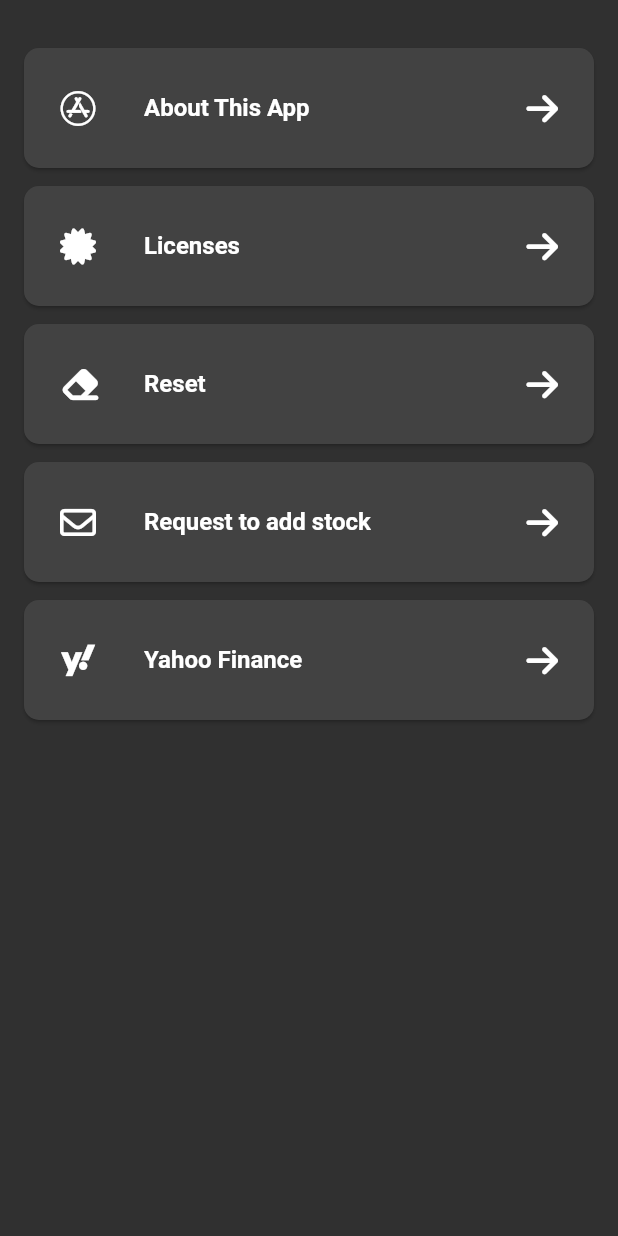
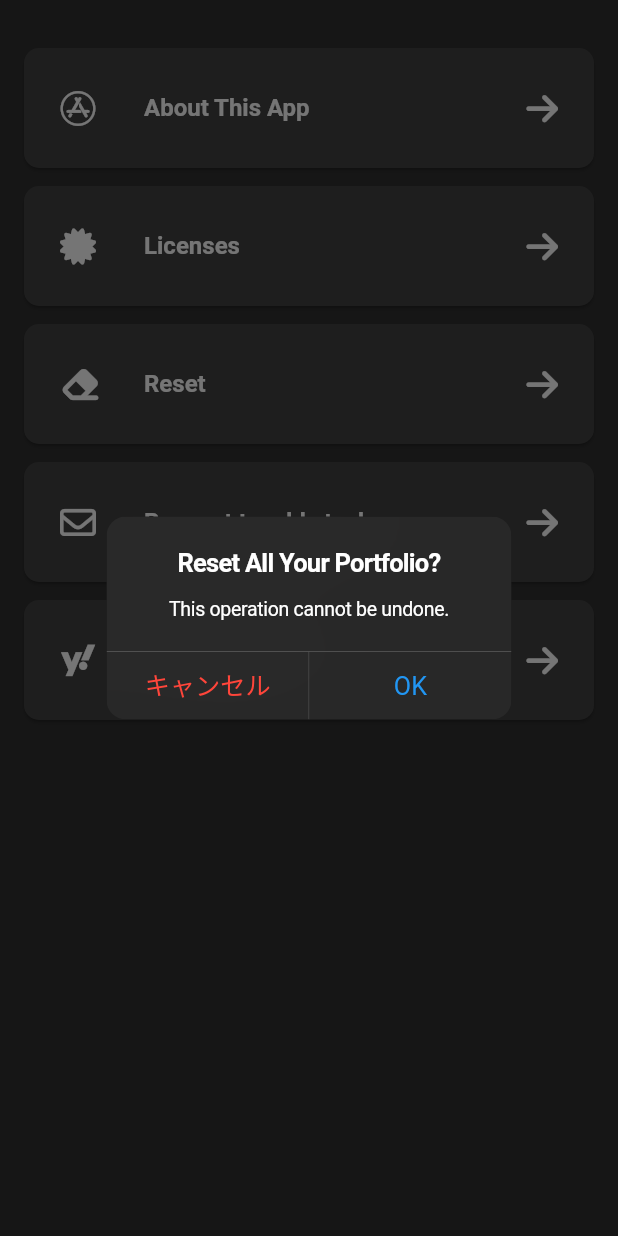
Before and after one commit to kolbe-ryo/income-life, a Flutter app: the SettingsPage screen opened directly, after a tap on "Reset", on a phone screen of 412 x 824 dp. Run offline on Flutter 3.47's test engine with Material 2 defaults, Android fonts, the phone set to English and light mode, and no system bars; our stand-ins replace flutter_slidable, font_awesome_flutter, freezed_annotation, get_it, google_mobile_ads, shared_preferences and 2 more; missing offline and left inert: flutter_state_notifier, gsheets, simple_logger; accounts and stored records are empty.

```diff
--- a/lib/data/dao/local_repository_dao.dart
+++ b/lib/data/dao/local_repository_dao.dart
@@ -2,10 +2,10 @@
 import 'dart:convert';
 
 // Package imports:
-import 'package:income_life/util/logger.dart';
 import 'package:shared_preferences/shared_preferences.dart';
 
 // Project imports:
+import '../../util/logger.dart';
 import '../interface/local_repository_interface.dart';
 import '../model/gsheets_model.dart';
 
--- a/lib/di/di.dart
+++ b/lib/di/di.dart
@@ -1,12 +1,12 @@
 // Package imports:
 import 'package:get_it/get_it.dart';
-import 'package:income_life/util/admob.dart';
 
 // Project imports:
 import '../data/dao/gsheets_dao.dart';
 import '../data/dao/local_repository_dao.dart';
 import '../data/interface/gsheets_interface.dart';
 import '../data/interface/local_repository_interface.dart';
+import '../util/admob.dart';
 
 void setUpDI() {
   GetIt.I.registerLazySingleton<GsheetsInterface>(() => GsheetsDao());
--- a/lib/enum/color_index_enum.dart
+++ b/lib/enum/color_index_enum.dart
@@ -1,5 +1,8 @@
+// Flutter imports:
 import 'package:flutter/material.dart';
-import 'package:income_life/ui/common/app_colors.dart';
+
+// Project imports:
+import '../ui/common/app_colors.dart';
 
 enum ColorIndexEnum {
   normal,
--- a/lib/ui/common/base_card.dart
+++ b/lib/ui/common/base_card.dart
@@ -7,9 +7,9 @@ import 'package:provider/provider.dart';
 
 // Project imports:
 import '../../data/model/gsheets_model.dart';
+import '../../util/constants.dart';
 import '../global/stock_data_manager.dart';
 import 'app_colors.dart';
-import '../../util/constants.dart';
 
 abstract class BaseCard extends StatelessWidget {
   const BaseCard({super.key});
--- a/lib/ui/common/custom_text_field.dart
+++ b/lib/ui/common/custom_text_field.dart
@@ -7,10 +7,10 @@ import 'package:flutter/services.dart';
 import 'package:provider/provider.dart';
 
 // Project imports:
+import '../../util/constants.dart';
 import '../../util/logger.dart';
 import '../search_stock_page/search_stock_page_view_model.dart';
 import 'app_colors.dart';
-import '../../util/constants.dart';
 
 class CustomTextField extends StatelessWidget {
   const CustomTextField({super.key});
--- a/lib/ui/common/stock_information_card.dart
+++ b/lib/ui/common/stock_information_card.dart
@@ -7,13 +7,13 @@ import 'package:provider/provider.dart';
 // Project imports:
 import '../../data/model/gsheets_model.dart';
 import '../../enum/stock_information_attribute_enum.dart';
+import '../../util/constants.dart';
 import '../global/stock_data_manager.dart';
 import '../search_stock_page/search_stock_page_view_model.dart';
 import 'add_portfolio_dialog_design.dart';
 import 'app_colors.dart';
 import 'base_card.dart';
 import 'base_show_dialog.dart';
-import '../../util/constants.dart';
 
 class StockInformationCard extends BaseCard {
   const StockInformationCard({super.key}) : super();
--- a/lib/ui/common/stock_summary_card.dart
+++ b/lib/ui/common/stock_summary_card.dart
@@ -6,9 +6,9 @@ import 'package:provider/provider.dart';
 
 // Project imports:
 import '../../enum/invest_information_enum.dart';
+import '../../util/constants.dart';
 import '../../util/text_formatter.dart';
 import '../global/stock_data_state.dart';
-import '../../util/constants.dart';
 
 class StockSummaryCard extends StatelessWidget {
   const StockSummaryCard(this.kinds, {super.key});
--- a/lib/ui/income_page/heat_map_struct/heat_map_struct.dart
+++ b/lib/ui/income_page/heat_map_struct/heat_map_struct.dart
@@ -1,9 +1,7 @@
 // Project imports:
-import 'package:income_life/enum/color_index_enum.dart';
-
 import '../../../data/model/gsheets_model.dart';
 import '../../../data/model/heat_map_model.dart';
-import '../../common/app_colors.dart';
+import '../../../enum/color_index_enum.dart';
 
 List<HeatMapModel> heatMapStruct({
   required List<GsheetsModel> models,
--- a/lib/ui/income_page/income_heat_map.dart
+++ b/lib/ui/income_page/income_heat_map.dart
@@ -3,15 +3,15 @@ import 'package:flutter/material.dart';
 
 // Package imports:
 import 'package:flutter_staggered_grid_view/flutter_staggered_grid_view.dart';
-import 'package:income_life/enum/color_index_enum.dart';
 import 'package:provider/provider.dart';
 
 // Project imports:
 import '../../data/model/gsheets_model.dart';
 import '../../data/model/heat_map_model.dart';
+import '../../enum/color_index_enum.dart';
+import '../../util/constants.dart';
 import '../common/add_portfolio_dialog_design.dart';
 import '../common/base_show_dialog.dart';
-import '../../util/constants.dart';
 import '../global/stock_data_manager.dart';
 import '../global/stock_data_state.dart';
 import 'heat_map_struct/heat_map_struct.dart';
@@ -126,7 +126,7 @@ class _HeatMapElement extends StatelessWidget {
       isSimpleDialog: true,
       widget: const Padding(
         padding: EdgeInsets.only(top: kPadding / 2),
-        child: Text('This operation cannot be undone'),
+        child: Text('This operation cannot be undon.'),
       ),
     );
     if (isDelete ?? false) {
--- a/lib/ui/search_stock_page/search_stock_page.dart
+++ b/lib/ui/search_stock_page/search_stock_page.dart
@@ -8,8 +8,8 @@ import 'package:provider/provider.dart';
 
 // Project imports:
 import '../../enum/added_condition_enum.dart';
+import '../../util/constants.dart';
 import '../common/app_colors.dart';
-import '../../util/constants.dart';
 import '../common/custom_text_field.dart';
 import '../common/stock_information_card.dart';
 import '../global/stock_data_manager.dart';
--- a/lib/ui/settings_page/settings_page.dart
+++ b/lib/ui/settings_page/settings_page.dart
@@ -3,13 +3,16 @@ import 'package:flutter/material.dart';
 
 // Package imports:
 import 'package:font_awesome_flutter/font_awesome_flutter.dart';
-import 'package:income_life/ui/common/base_card.dart';
-import 'package:income_life/ui/global/stock_data_manager.dart';
-import 'package:income_life/ui/settings_page/setting_contents/about_app_web_view_page.dart';
 import 'package:provider/provider.dart';
 
 // Project imports:
 import '../../util/constants.dart';
+import '../common/base_card.dart';
+import '../common/base_show_dialog.dart';
+import '../global/stock_data_manager.dart';
+import '../top_page/top_page_view_model.dart';
+import 'setting_contents/base_web_view_page.dart';
+import 'setting_contents/request_to_add_stock_page.dart';
 
 class SettingsPage extends StatelessWidget {
   const SettingsPage({super.key});
@@ -28,7 +31,10 @@ class SettingsPage extends StatelessWidget {
               trailingIcon: const FaIcon(FontAwesomeIcons.arrowRight),
               onTap: () => Navigator.push(
                 context,
-                AboutAppWebViewPage.route(),
+                BaseWebView.route(
+                  title: 'About This App',
+                  url: aboutAppUrl,
+                ),
               ),
             ),
             _CardTile(
@@ -41,24 +47,51 @@ class SettingsPage extends StatelessWidget {
               leadingIcon: const FaIcon(FontAwesomeIcons.eraser),
               title: 'Reset',
               trailingIcon: const FaIcon(FontAwesomeIcons.arrowRight),
-              onTap: () => context.read<StockDataManager>().deleteAll(),
+              onTap: () => _reset(context),
             ),
             _CardTile(
               leadingIcon: const FaIcon(FontAwesomeIcons.envelope),
               title: 'Request to add stock',
               trailingIcon: const FaIcon(FontAwesomeIcons.arrowRight),
-              onTap: null,
+              onTap: () => Navigator.push(
+                context,
+                RequestToAddStockPage.route(),
+              ),
             ),
             _CardTile(
               leadingIcon: const FaIcon(FontAwesomeIcons.yahoo),
               title: 'Yahoo Finance',
               trailingIcon: const FaIcon(FontAwesomeIcons.arrowRight),
-              onTap: null,
+              onTap: () => Navigator.push(
+                context,
+                BaseWebView.route(
+                  title: 'Yahoo Finance',
+                  url: yahooFinanceUrl,
+                ),
+              ),
             ),
           ],
         ),
       ),
     );
+  }
+
+  Future<void> _reset(BuildContext context) async {
+    final stockDataManager = context.read<StockDataManager>();
+    final bnbController = context.read<TopPageViewModel>();
+    final isDelete = await baseShowDialog(
+      context: context,
+      title: 'Reset All Your Portfolio?',
+      isSimpleDialog: true,
+      widget: const Padding(
+        padding: EdgeInsets.only(top: kPadding / 2),
+        child: Text('This operation cannot be undone.'),
+      ),
+    );
+    if (isDelete ?? false) {
+      stockDataManager.deleteAll();
+      bnbController.switchBNB(0);
+    }
   }
 }
 
--- a/lib/ui/top_page/top_page_view_model.dart
+++ b/lib/ui/top_page/top_page_view_model.dart
@@ -1,13 +1,13 @@
 // Flutter imports:
 import 'package:flutter/material.dart';
-import 'package:get_it/get_it.dart';
-import 'package:income_life/util/admob.dart';
 
 // Package imports:
+import 'package:get_it/get_it.dart';
 import 'package:state_notifier/state_notifier.dart';
 
 // Project imports:
 import '../../enum/bnb_items.dart';
+import '../../util/admob.dart';
 import 'top_page_state.dart';
 
 class TopPageViewModel extends StateNotifier<TopPageState> with LocatorMixin {
--- a/lib/util/constants.dart
+++ b/lib/util/constants.dart
@@ -8,3 +8,5 @@ const double kCardHeight = 64;
 
 const String aboutAppUrl =
     'https://peraichi.com/landing_pages/view/s8azs?_ga=2.234690526.1510206972.1657027608-546049198.1657027608';
+
+const String yahooFinanceUrl = 'https://finance.yahoo.com/';
```
Also changed, not shown: lib/ui/income_page/income_page_view_model.dart (deleted, +0 -9 lines), lib/ui/settings_page/setting_contents/about_app_web_view_page.dart (deleted, +0 -51 lines), lib/ui/settings_page/setting_contents/base_web_view_page.dart (added, +70 -0 lines), lib/ui/settings_page/setting_contents/request_to_add_stock_page.dart (+22 -0 lines), lib/data/model/gsheets_model.g.dart.
